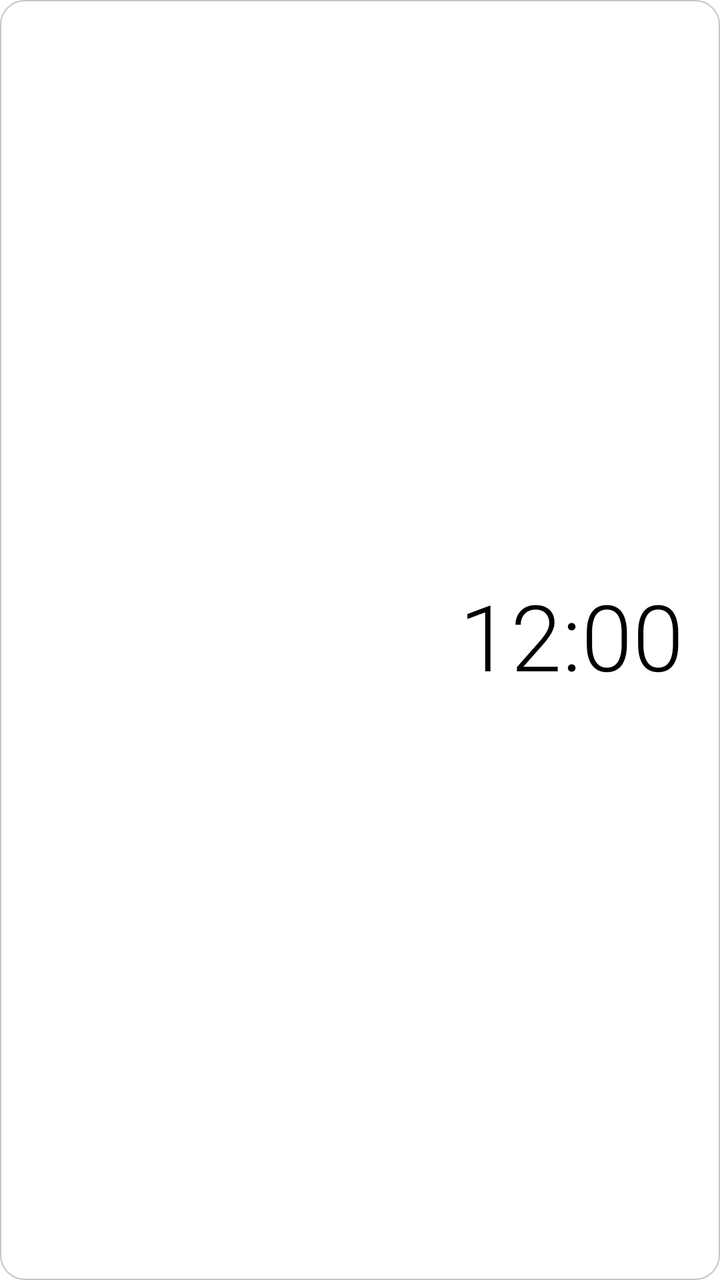
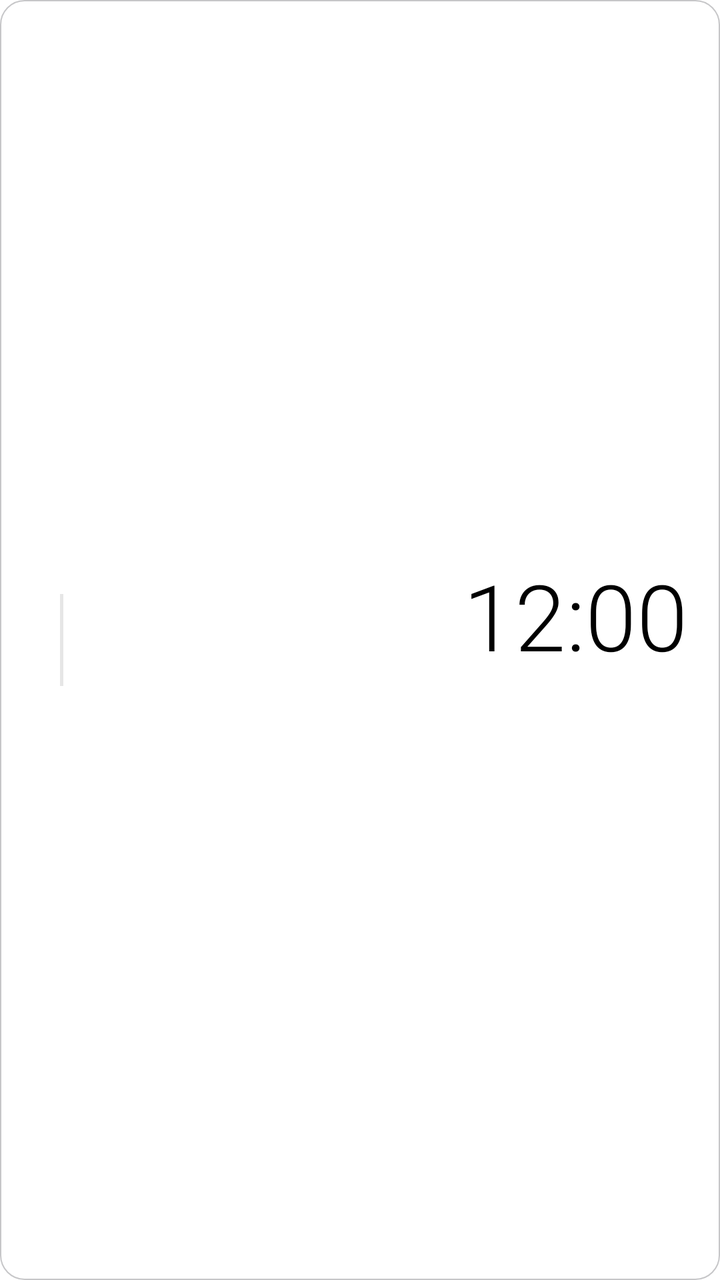

Two renders of the same Android screen: before a commit and after it. Below are the layout's source before the change and the commit's diff.
<!-- AndroidManifest.xml: application theme AppTheme -->
<!-- res/layout/wl_digital_rtl.xml -->
<?xml version="1.0" encoding="utf-8"?>
<FrameLayout xmlns:android="http://schemas.android.com/apk/res/android"
    android:id="@+id/wRoot"
    android:layout_width="match_parent"
    android:layout_height="match_parent"
    android:layoutDirection="rtl">

    <ImageView
        android:id="@+id/wBg"
        android:layout_width="match_parent"
        android:layout_height="match_parent"
        android:importantForAccessibility="no"
        android:scaleType="fitXY"
        android:src="@drawable/wb_adaptive_1" />
    <ImageView
        android:id="@+id/wBorder"
        android:layout_width="match_parent"
        android:layout_height="match_parent"
        android:importantForAccessibility="no"
        android:scaleType="fitXY"
        android:src="@drawable/wb_bd_adaptive_2"
        android:visibility="gone" />
    <LinearLayout
        android:layout_width="match_parent"
        android:layout_height="match_parent"
        android:gravity="center_vertical"
        android:orientation="horizontal"
        android:paddingStart="18dp"
        android:paddingEnd="18dp">
        <TextClock
            android:id="@+id/wP1"
            android:layout_width="wrap_content"
            android:layout_height="wrap_content"
            android:fontFamily="sans-serif-light"
            android:format12Hour="h:mm"
            android:format24Hour="HH:mm"
            android:includeFontPadding="false"
            android:textColor="@color/text_primary"
            android:textSize="46sp"
            />
        <TextView
            android:id="@+id/wA1"
            android:layout_width="wrap_content"
            android:layout_height="wrap_content"
            android:fontFamily="sans-serif"
            android:includeFontPadding="false"
            android:singleLine="true"
            android:textColor="@color/accent"
            android:textSize="15sp"
            android:textStyle="bold"
            android:layout_marginStart="6dp"
            android:layout_marginTop="14dp"
            />
        <FrameLayout
            android:layout_width="0dp"
            android:layout_height="1dp"
            android:layout_weight="1" />
        <LinearLayout
            android:layout_width="wrap_content"
            android:layout_height="wrap_content"
            android:gravity="end"
            android:orientation="vertical">
        <TextView
            android:id="@+id/wP2"
            android:layout_width="wrap_content"
            android:layout_height="wrap_content"
            android:fontFamily="sans-serif"
            android:includeFontPadding="false"
            android:singleLine="true"
            android:textColor="@color/text_primary"
            android:textSize="16sp"
            android:textStyle="bold"
            />
        <TextView
            android:id="@+id/wS1"
            android:layout_width="wrap_content"
            android:layout_height="wrap_content"
            android:fontFamily="sans-serif"
            android:includeFontPadding="false"
            android:singleLine="true"
            android:textColor="@color/text_secondary"
            android:textSize="14sp"
            android:layout_marginTop="2dp"
            />
        </LinearLayout>
    </LinearLayout>
</FrameLayout>
<!-- resources referenced by this layout -->
<resources>
  <color name="accent">#007AFF</color>
  <color name="text_primary">#000000</color>
  <color name="text_secondary">#6C6C70</color>
  <!-- drawable wb_adaptive_1 (drawable) -->
  <?xml version="1.0" encoding="utf-8"?>
  <shape xmlns:android="http://schemas.android.com/apk/res/android" android:shape="rectangle">
      <solid android:color="@color/surface" />
      <stroke android:width="0.5dp" android:color="@color/stroke" />
      <corners android:radius="12dp" />
  </shape>
  <!-- drawable wb_bd_adaptive_2 (drawable) -->
  <?xml version="1.0" encoding="utf-8"?>
  <shape xmlns:android="http://schemas.android.com/apk/res/android" android:shape="rectangle">
      <solid android:color="#00000000" />
      <stroke android:width="1.2dp" android:color="@color/text_hint" />
      <corners android:radius="22dp" />
  </shape>
  <color name="surface">#FFFFFF</color>
  <color name="stroke">#C6C6C8</color>
  <color name="text_hint">#AEAEB2</color>
  <color name="accent_text">#007AFF</color>
  <color name="accent_soft">#E5F1FF</color>
  <color name="brand_start">#007AFF</color>
  <color name="brand_mid">#007AFF</color>
  <color name="brand_end">#007AFF</color>
  <color name="bg">#FFFFFF</color>
  <color name="bg_group">#F2F2F7</color>
  <color name="surface_high">#E5E5EA</color>
  <color name="field">#F2F2F7</color>
  <color name="stroke_soft">#E5E5EA</color>
  <color name="neutral_soft">#E9E9EB</color>
  <style name="AppDialog" parent="Theme.AppCompat.DayNight.Dialog.Alert">
          <item name="colorAccent">?attr/cAccentText</item>
          <item name="android:windowBackground">@drawable/bg_dialog</item>
          <item name="android:textColorPrimary">?attr/cTextPrimary</item>
          <item name="android:textColorSecondary">?attr/cTextSecondary</item>
          <item name="android:backgroundDimAmount">0.4</item>
          <item name="android:windowAnimationStyle">@style/DialogAnim</item>
          <item name="windowMinWidthMinor">92%</item>
          <item name="windowMinWidthMajor">60%</item>
          <item name="android:windowElevation">0dp</item>
      </style>
  <style name="ActivityAnim" parent="@android:style/Animation.Activity">
          <item name="android:activityOpenEnterAnimation">@anim/act_open_enter</item>
          <item name="android:activityOpenExitAnimation">@anim/act_open_exit</item>
          <item name="android:activityCloseEnterAnimation">@anim/act_close_enter</item>
          <item name="android:activityCloseExitAnimation">@anim/act_close_exit</item>
      </style>
  <style name="IosSeekBar" parent="Widget.AppCompat.SeekBar">
          <item name="android:progressDrawable">@drawable/seek_track</item>
          <item name="android:thumb">@drawable/seek_thumb</item>
          <item name="android:splitTrack">false</item>
          <item name="android:minHeight">4dp</item>
          <item name="android:maxHeight">4dp</item>
          <item name="android:paddingStart">14dp</item>
          <item name="android:paddingEnd">14dp</item>
      </style>
  <!-- drawable bg_dialog (drawable) -->
  <?xml version="1.0" encoding="utf-8"?>
  <inset xmlns:android="http://schemas.android.com/apk/res/android"
      android:insetLeft="4dp"
      android:insetTop="4dp"
      android:insetRight="4dp"
      android:insetBottom="4dp">
      <shape android:shape="rectangle">
          <solid android:color="?attr/cSurface" />
          <corners android:radius="14dp" />
      </shape>
  </inset>
  <style name="DialogAnim" parent="@android:style/Animation.Dialog">
          <item name="android:windowEnterAnimation">@anim/dlg_in</item>
          <item name="android:windowExitAnimation">@anim/dlg_out</item>
      </style>
  <!-- unchanged entries left out for length: 3 -->
</resources>

<!-- the commit's change to res/layout/wl_digital_rtl.xml (unified diff, before → after) -->
@@ -4,7 +4,6 @@
     android:layout_width="match_parent"
     android:layout_height="match_parent"
     android:layoutDirection="rtl">
-
     <ImageView
         android:id="@+id/wBg"
         android:layout_width="match_parent"
@@ -20,68 +19,16 @@
         android:scaleType="fitXY"
         android:src="@drawable/wb_bd_adaptive_2"
         android:visibility="gone" />
-    <LinearLayout
-        android:layout_width="match_parent"
-        android:layout_height="match_parent"
-        android:gravity="center_vertical"
-        android:orientation="horizontal"
-        android:paddingStart="18dp"
-        android:paddingEnd="18dp">
-        <TextClock
-            android:id="@+id/wP1"
-            android:layout_width="wrap_content"
-            android:layout_height="wrap_content"
-            android:fontFamily="sans-serif-light"
-            android:format12Hour="h:mm"
-            android:format24Hour="HH:mm"
-            android:includeFontPadding="false"
-            android:textColor="@color/text_primary"
-            android:textSize="46sp"
-            />
-        <TextView
-            android:id="@+id/wA1"
-            android:layout_width="wrap_content"
-            android:layout_height="wrap_content"
-            android:fontFamily="sans-serif"
-            android:includeFontPadding="false"
-            android:singleLine="true"
-            android:textColor="@color/accent"
-            android:textSize="15sp"
-            android:textStyle="bold"
-            android:layout_marginStart="6dp"
-            android:layout_marginTop="14dp"
-            />
-        <FrameLayout
-            android:layout_width="0dp"
-            android:layout_height="1dp"
-            android:layout_weight="1" />
-        <LinearLayout
-            android:layout_width="wrap_content"
-            android:layout_height="wrap_content"
-            android:gravity="end"
-            android:orientation="vertical">
-        <TextView
-            android:id="@+id/wP2"
-            android:layout_width="wrap_content"
-            android:layout_height="wrap_content"
-            android:fontFamily="sans-serif"
-            android:includeFontPadding="false"
-            android:singleLine="true"
-            android:textColor="@color/text_primary"
-            android:textSize="16sp"
-            android:textStyle="bold"
-            />
-        <TextView
-            android:id="@+id/wS1"
-            android:layout_width="wrap_content"
-            android:layout_height="wrap_content"
-            android:fontFamily="sans-serif"
-            android:includeFontPadding="false"
-            android:singleLine="true"
-            android:textColor="@color/text_secondary"
-            android:textSize="14sp"
-            android:layout_marginTop="2dp"
-            />
-        </LinearLayout>
-    </LinearLayout>
+<LinearLayout android:layout_width="match_parent" android:layout_height="match_parent" android:orientation="horizontal" android:gravity="center_vertical" android:padding="16dp">
+<LinearLayout android:layout_width="wrap_content" android:layout_height="wrap_content" android:orientation="vertical">
+<TextClock android:id="@+id/wP1" android:layout_width="wrap_content" android:layout_height="wrap_content" android:fontFamily="sans-serif-light" android:includeFontPadding="false" android:textColor="@color/text_primary" android:textSize="46sp" android:format12Hour="h:mm" android:format24Hour="HH:mm"  />
+<TextView android:id="@+id/wA1" android:layout_width="wrap_content" android:layout_height="wrap_content" android:layout_marginTop="2dp" android:fontFamily="sans-serif" android:includeFontPadding="false" android:singleLine="true" android:textColor="@color/accent" android:textSize="15sp" android:textStyle="bold" />
+</LinearLayout>
+<FrameLayout android:layout_width="0dp" android:layout_height="1dp" android:layout_weight="1" />
+<FrameLayout android:layout_width="1.5dp" android:layout_height="46dp" android:background="@drawable/wb_line" />
+<LinearLayout android:layout_width="wrap_content" android:layout_height="wrap_content" android:orientation="vertical" android:paddingStart="14dp">
+<TextView android:id="@+id/wP2" android:layout_width="wrap_content" android:layout_height="wrap_content" android:fontFamily="sans-serif-medium" android:includeFontPadding="false" android:singleLine="true" android:textColor="@color/text_primary" android:textSize="16sp" />
+<TextView android:id="@+id/wS1" android:layout_width="wrap_content" android:layout_height="wrap_content" android:layout_marginTop="3dp" android:fontFamily="sans-serif" android:includeFontPadding="false" android:singleLine="true" android:textColor="@color/text_secondary" android:textSize="14sp" />
+</LinearLayout>
+</LinearLayout>
 </FrameLayout>
<!-- resource entries referenced after the edit -->
@@ -16,6 +16,10 @@
       <solid android:color="#00000000" />
       <stroke android:width="1.2dp" android:color="@color/text_hint" />
       <corners android:radius="22dp" />
+  </shape>
+  <!-- drawable wb_line (drawable) -->
+  <shape xmlns:android="http://schemas.android.com/apk/res/android" android:shape="rectangle">
+      <solid android:color="#33808080" />
   </shape>
   <color name="surface">#FFFFFF</color>
   <color name="stroke">#C6C6C8</color>
